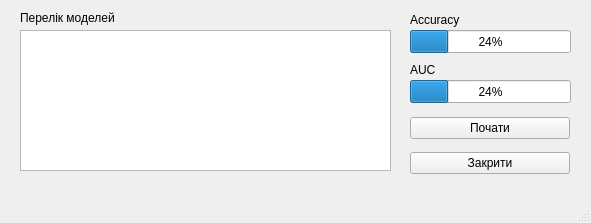
Old version of the form ui/main.ui in the repository VictoriiaMurakhovskaya/Scorring_GUI.
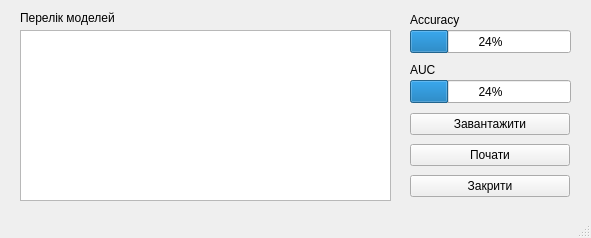
New version of the form.

Commit message: With load data

Diff of the .ui file:
```diff
--- a/ui/main.ui
+++ b/ui/main.ui
@@ -7,7 +7,7 @@
     <x>0</x>
     <y>0</y>
     <width>591</width>
-    <height>223</height>
+    <height>238</height>
    </rect>
   </property>
   <property name="windowTitle">
@@ -20,7 +20,7 @@
       <x>20</x>
       <y>30</y>
       <width>371</width>
-      <height>141</height>
+      <height>171</height>
      </rect>
     </property>
    </widget>
@@ -95,10 +95,17 @@
       <x>410</x>
       <y>110</y>
       <width>160</width>
-      <height>71</height>
+      <height>91</height>
      </rect>
     </property>
     <layout class="QVBoxLayout" name="verticalLayout">
+     <item>
+      <widget class="QPushButton" name="pushButton_3">
+       <property name="text">
+        <string>Завантажити</string>
+       </property>
+      </widget>
+     </item>
      <item>
       <widget class="QPushButton" name="pushButton_2">
        <property name="text">
```
The commit also changes 2 other files.
